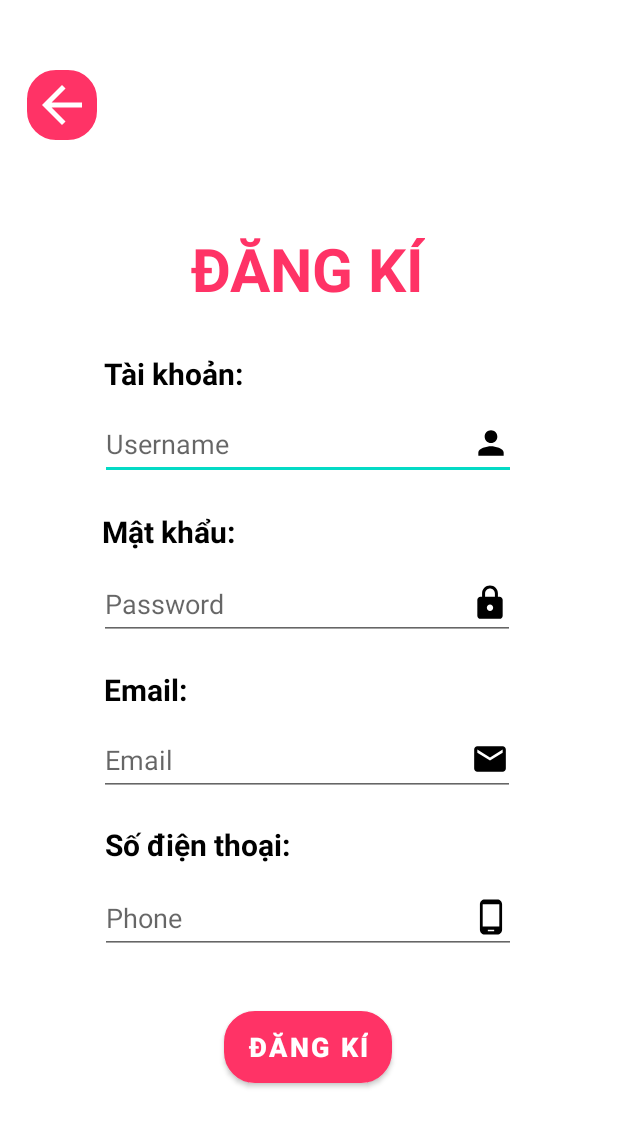
After one commit to Cmloopy/Comic_App, an Android app: the layout signup_activity.xml on its own in the app's theme, with its tools: preview values and no code run, on a phone screen of 412 x 824 dp. The commit adds this screen. Shown: the top 1127 px of the screen. Run offline under Robolectric (Android 15) with nearby library versions, the phone set to English and light mode, and no system bars.

Commit message:
17/03/2024

```diff
--- a/app/src/main/java/com/example/comicapp/ui/comic/ComicFragment.kt
+++ b/app/src/main/java/com/example/comicapp/ui/comic/ComicFragment.kt
@@ -21,7 +21,7 @@ import kotlinx.coroutines.withContext
 class ComicFragment : Fragment() {
 
     private lateinit var binding: FragmentComicBinding
-    private val storageReference = FirebaseStorage.getInstance().reference.child("nguyen_ton/chapter_1/001.jpg")
+    private val storageReference = FirebaseStorage.getInstance().reference.child("nguyen_ton/chapter_1/002.jpg")
     override fun onCreateView(
         inflater: LayoutInflater,
         container: ViewGroup?,
--- /dev/null
+++ b/app/src/main/java/com/example/comicapp/ui/loginsignin/LoginActivity.kt
@@ -0,0 +1,4 @@
+package com.example.comicapp.ui.loginsignin
+
+class LoginActivity {
+}
--- /dev/null
+++ b/app/src/main/java/com/example/comicapp/ui/loginsignin/SignupActivity.kt
@@ -0,0 +1,4 @@
+package com.example.comicapp.ui.loginsignin
+
+class SignupActivity {
+}
--- /dev/null
+++ b/app/src/main/res/drawable/baseline_arrow_back_24.xml
@@ -0,0 +1,5 @@
+<vector xmlns:android="http://schemas.android.com/apk/res/android" android:autoMirrored="true" android:height="40dp" android:tint="#FFFFFF" android:viewportHeight="24" android:viewportWidth="24" android:width="40dp">
+
+    <path android:fillColor="@android:color/white" android:pathData="M20,11H7.83l5.59,-5.59L12,4l-8,8 8,8 1.41,-1.41L7.83,13H20v-2z"/>
+
+</vector>
--- a/app/src/main/res/drawable/baseline_calendar_today_24.xml
+++ /dev/null
@@ -1,5 +0,0 @@
-<vector xmlns:android="http://schemas.android.com/apk/res/android" android:height="24dp" android:tint="#000000" android:viewportHeight="24" android:viewportWidth="24" android:width="24dp">
-
-    <path android:fillColor="@android:color/white" android:pathData="M20,3h-1L19,1h-2v2L7,3L7,1L5,1v2L4,3c-1.1,0 -2,0.9 -2,2v16c0,1.1 0.9,2 2,2h16c1.1,0 2,-0.9 2,-2L22,5c0,-1.1 -0.9,-2 -2,-2zM20,21L4,21L4,8h16v13z"/>
-
-</vector>
--- /dev/null
+++ b/app/src/main/res/drawable/baseline_email_24.xml
@@ -0,0 +1,5 @@
+<vector xmlns:android="http://schemas.android.com/apk/res/android" android:height="25dp" android:tint="#000000" android:viewportHeight="24" android:viewportWidth="24" android:width="25dp">
+
+    <path android:fillColor="@android:color/white" android:pathData="M20,4L4,4c-1.1,0 -1.99,0.9 -1.99,2L2,18c0,1.1 0.9,2 2,2h16c1.1,0 2,-0.9 2,-2L22,6c0,-1.1 -0.9,-2 -2,-2zM20,8l-8,5 -8,-5L4,6l8,5 8,-5v2z"/>
+
+</vector>
--- /dev/null
+++ b/app/src/main/res/drawable/baseline_lock_24.xml
@@ -0,0 +1,5 @@
+<vector xmlns:android="http://schemas.android.com/apk/res/android" android:height="25dp" android:tint="#000000" android:viewportHeight="24" android:viewportWidth="24" android:width="25dp">
+
+    <path android:fillColor="@android:color/white" android:pathData="M18,8h-1L17,6c0,-2.76 -2.24,-5 -5,-5S7,3.24 7,6v2L6,8c-1.1,0 -2,0.9 -2,2v10c0,1.1 0.9,2 2,2h12c1.1,0 2,-0.9 2,-2L20,10c0,-1.1 -0.9,-2 -2,-2zM12,17c-1.1,0 -2,-0.9 -2,-2s0.9,-2 2,-2 2,0.9 2,2 -0.9,2 -2,2zM15.1,8L8.9,8L8.9,6c0,-1.71 1.39,-3.1 3.1,-3.1 1.71,0 3.1,1.39 3.1,3.1v2z"/>
+
+</vector>
--- /dev/null
+++ b/app/src/main/res/drawable/baseline_person_24.xml
@@ -0,0 +1,5 @@
+<vector xmlns:android="http://schemas.android.com/apk/res/android" android:height="25dp" android:tint="#000000" android:viewportHeight="24" android:viewportWidth="24" android:width="25dp">
+
+    <path android:fillColor="@android:color/white" android:pathData="M12,12c2.21,0 4,-1.79 4,-4s-1.79,-4 -4,-4 -4,1.79 -4,4 1.79,4 4,4zM12,14c-2.67,0 -8,1.34 -8,4v2h16v-2c0,-2.66 -5.33,-4 -8,-4z"/>
+
+</vector>
--- /dev/null
+++ b/app/src/main/res/drawable/baseline_phone_android_24.xml
@@ -0,0 +1,5 @@
+<vector xmlns:android="http://schemas.android.com/apk/res/android" android:height="25dp" android:tint="#000000" android:viewportHeight="24" android:viewportWidth="24" android:width="25dp">
+
+    <path android:fillColor="@android:color/white" android:pathData="M16,1L8,1C6.34,1 5,2.34 5,4v16c0,1.66 1.34,3 3,3h8c1.66,0 3,-1.34 3,-3L19,4c0,-1.66 -1.34,-3 -3,-3zM14,21h-4v-1h4v1zM17.25,18L6.75,18L6.75,4h10.5v14z"/>
+
+</vector>
--- /dev/null
+++ b/app/src/main/res/drawable/botron_button.xml
@@ -0,0 +1,30 @@
+<?xml version="1.0" encoding="utf-8"?>
+<shape
+    xmlns:android="http://schemas.android.com/apk/res/android"
+    android:shape="rectangle">
+
+    <!-- Set màu nền-->
+    <solid
+        android:color="@color/pink_red" >
+    </solid>
+
+    <!-- đặt thuộc tính màu và độ rộng của đường viền -->
+    <stroke
+        android:width="1dp"
+        android:color="@color/white" >
+    </stroke>
+
+    <!-- các thuộc tính căn chỉnh-->
+    <padding
+        android:left="5dp"
+        android:top="5dp"
+        android:right="5dp"
+        android:bottom="5dp" >
+    </padding>
+
+    <!-- và đây là bán kính đường tròn ở 4 góc -->
+    <corners
+        android:radius="20dp" >
+    </corners>
+
+</shape>
--- /dev/null
+++ b/app/src/main/res/layout/signup_activity.xml
@@ -0,0 +1,175 @@
+<?xml version="1.0" encoding="utf-8"?>
+<androidx.constraintlayout.widget.ConstraintLayout xmlns:android="http://schemas.android.com/apk/res/android"
+    xmlns:app="http://schemas.android.com/apk/res-auto"
+    xmlns:tools="http://schemas.android.com/tools"
+    android:layout_width="match_parent"
+    android:layout_height="match_parent">
+
+    <TextView
+        android:id="@+id/text_signup"
+        android:layout_width="wrap_content"
+        android:layout_height="wrap_content"
+        android:text="ĐĂNG KÍ"
+        android:textColor="@color/pink_red"
+        android:textSize="40dp"
+        android:textStyle="bold"
+        app:layout_constraintBottom_toBottomOf="parent"
+        app:layout_constraintEnd_toEndOf="parent"
+        app:layout_constraintHorizontal_bias="0.498"
+        app:layout_constraintStart_toStartOf="parent"
+        app:layout_constraintTop_toTopOf="parent"
+        app:layout_constraintVertical_bias="0.197" />
+
+    <TextView
+        android:id="@+id/text_dangki_username"
+        android:layout_width="wrap_content"
+        android:layout_height="wrap_content"
+        android:text="Tài khoản:"
+        android:textColor="@color/black"
+        android:textSize="20dp"
+        android:textStyle="bold"
+        app:layout_constraintBottom_toBottomOf="parent"
+        app:layout_constraintEnd_toEndOf="parent"
+        app:layout_constraintHorizontal_bias="0.217"
+        app:layout_constraintStart_toStartOf="parent"
+        app:layout_constraintTop_toBottomOf="@+id/text_signup"
+        app:layout_constraintVertical_bias="0.05" />
+
+    <EditText
+        android:id="@+id/editText_dangki_username"
+        android:layout_width="wrap_content"
+        android:layout_height="wrap_content"
+        android:drawableRight="@drawable/baseline_person_24"
+        android:ems="13"
+        android:minHeight="48dp"
+        android:hint="Username"
+        android:inputType="text"
+        app:layout_constraintBottom_toBottomOf="parent"
+        app:layout_constraintEnd_toEndOf="parent"
+        app:layout_constraintHorizontal_bias="0.496"
+        app:layout_constraintStart_toStartOf="parent"
+        app:layout_constraintTop_toBottomOf="@+id/text_dangki_username"
+        app:layout_constraintVertical_bias="0.018" />
+
+    <TextView
+        android:id="@+id/textView_dangki_password"
+        android:layout_width="wrap_content"
+        android:layout_height="wrap_content"
+        android:text="Mật khẩu:"
+        android:textColor="@color/black"
+        android:textSize="20dp"
+        android:textStyle="bold"
+        app:layout_constraintBottom_toBottomOf="parent"
+        app:layout_constraintEnd_toEndOf="parent"
+        app:layout_constraintHorizontal_bias="0.211"
+        app:layout_constraintStart_toStartOf="parent"
+        app:layout_constraintTop_toBottomOf="@+id/editText_dangki_username"
+        app:layout_constraintVertical_bias="0.044" />
+
+    <EditText
+        android:id="@+id/editText_dangki_password"
+        android:layout_width="wrap_content"
+        android:layout_height="wrap_content"
+        android:drawableRight="@drawable/baseline_lock_24"
+        android:ems="13"
+        android:minHeight="48dp"
+        android:hint="Password"
+        android:inputType="textPassword"
+        app:layout_constraintBottom_toBottomOf="parent"
+        app:layout_constraintEnd_toEndOf="parent"
+        app:layout_constraintHorizontal_bias="0.489"
+        app:layout_constraintStart_toStartOf="parent"
+        app:layout_constraintTop_toBottomOf="@+id/textView_dangki_password"
+        app:layout_constraintVertical_bias="0.026" />
+
+    <TextView
+        android:id="@+id/textView_dangki_email"
+        android:layout_width="wrap_content"
+        android:layout_height="wrap_content"
+        android:text="Email:"
+        android:textColor="@color/black"
+        android:textSize="20dp"
+        android:textStyle="bold"
+        app:layout_constraintBottom_toBottomOf="parent"
+        app:layout_constraintEnd_toEndOf="parent"
+        app:layout_constraintHorizontal_bias="0.194"
+        app:layout_constraintStart_toStartOf="parent"
+        app:layout_constraintTop_toBottomOf="@+id/editText_dangki_password"
+        app:layout_constraintVertical_bias="0.052" />
+
+    <EditText
+        android:id="@+id/editText_dangki_emailaddress"
+        android:layout_width="wrap_content"
+        android:layout_height="wrap_content"
+        android:drawableRight="@drawable/baseline_email_24"
+        android:ems="13"
+        android:hint="Email"
+        android:minHeight="48dp"
+        android:inputType="textEmailAddress"
+        app:layout_constraintBottom_toBottomOf="parent"
+        app:layout_constraintEnd_toEndOf="parent"
+        app:layout_constraintHorizontal_bias="0.489"
+        app:layout_constraintStart_toStartOf="parent"
+        app:layout_constraintTop_toBottomOf="@+id/textView_dangki_email"
+        app:layout_constraintVertical_bias="0.031" />
+
+    <TextView
+        android:id="@+id/textView_dangki_sdt"
+        android:layout_width="wrap_content"
+        android:layout_height="wrap_content"
+        android:text="Số điện thoại:"
+        android:textColor="@color/black"
+        android:textSize="20dp"
+        android:textStyle="bold"
+        app:layout_constraintBottom_toBottomOf="parent"
+        app:layout_constraintEnd_toEndOf="parent"
+        app:layout_constraintHorizontal_bias="0.242"
+        app:layout_constraintStart_toStartOf="parent"
+        app:layout_constraintTop_toBottomOf="@+id/editText_dangki_emailaddress"
+        app:layout_constraintVertical_bias="0.07" />
+
+    <EditText
+        android:id="@+id/editText_dangki_phone"
+        android:layout_width="wrap_content"
+        android:layout_height="wrap_content"
+        android:drawableRight="@drawable/baseline_phone_android_24"
+        android:ems="13"
+        android:minHeight="48dp"
+        android:hint="Phone"
+        android:inputType="phone"
+        app:layout_constraintBottom_toBottomOf="parent"
+        app:layout_constraintEnd_toEndOf="parent"
+        app:layout_constraintHorizontal_bias="0.496"
+        app:layout_constraintStart_toStartOf="parent"
+        app:layout_constraintTop_toBottomOf="@+id/textView_dangki_sdt"
+        app:layout_constraintVertical_bias="0.057" />
+
+    <Button
+        android:id="@+id/button_dangki"
+        android:layout_width="wrap_content"
+        android:layout_height="wrap_content"
+        android:text="ĐĂNG KÍ"
+        android:textStyle="bold"
+        android:textSize="18dp"
+        android:background="@drawable/botron_button"
+        app:layout_constraintBottom_toBottomOf="parent"
+        app:layout_constraintEnd_toEndOf="parent"
+        app:layout_constraintHorizontal_bias="0.498"
+        app:layout_constraintStart_toStartOf="parent"
+        app:layout_constraintTop_toBottomOf="@+id/editText_dangki_phone"
+        app:layout_constraintVertical_bias="0.272" />
+
+    <ImageButton
+        android:id="@+id/imageButton_back_signin"
+        android:layout_width="wrap_content"
+        android:layout_height="wrap_content"
+        app:layout_constraintBottom_toTopOf="@+id/text_signup"
+        app:layout_constraintEnd_toEndOf="parent"
+        app:layout_constraintHorizontal_bias="0.046"
+        app:layout_constraintStart_toStartOf="parent"
+        app:layout_constraintTop_toTopOf="parent"
+        app:layout_constraintVertical_bias="0.441"
+        android:background="@drawable/botron_button"
+        app:srcCompat="@drawable/baseline_arrow_back_24" />
+
+</androidx.constraintlayout.widget.ConstraintLayout>
--- a/app/src/main/res/navigation/mobile_navigation.xml
+++ b/app/src/main/res/navigation/mobile_navigation.xml
@@ -19,7 +19,7 @@
 
     <fragment
         android:id="@+id/navigation_bxhnd"
-        android:name="com.example.comicapp.ui.bxh.BXHFragment"
+        android:name="com.example.comicapp.ui.bxhnd.BXHNDFragment"
         android:label="@string/title_bxhnd"
         tools:layout="@layout/fragment_bxhnd" />
 
```
Also changed, not shown: app/src/main/res/layout/login_activity.xml (added, +129 -0 lines), 1 other file.
